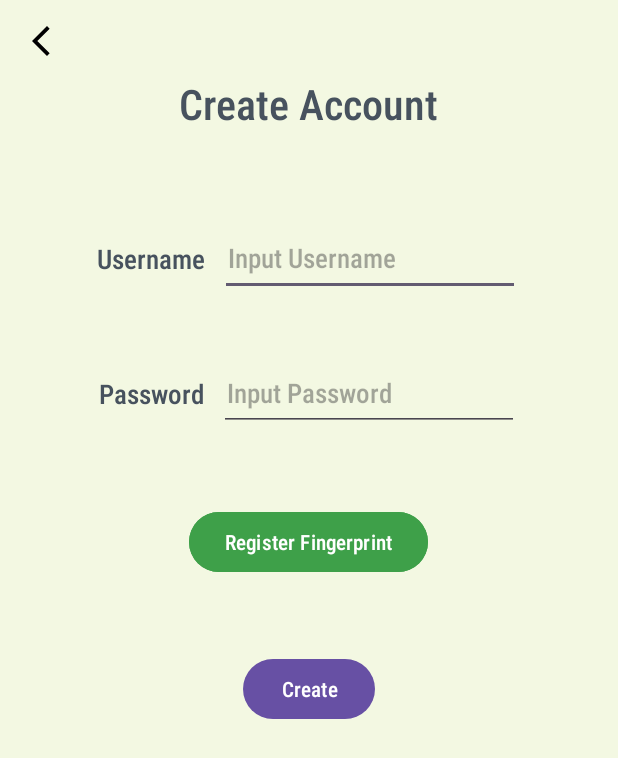
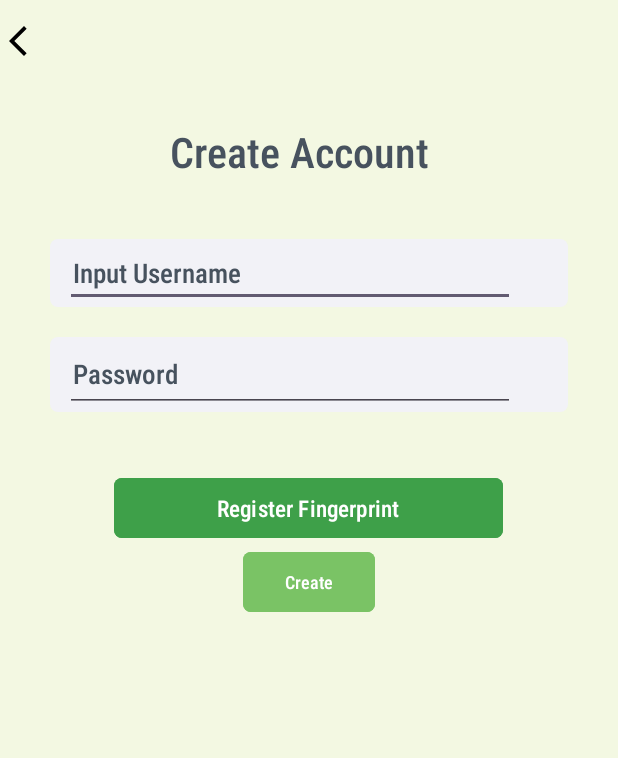
Before and after one commit to cheecheongfun/DSCP_grpA, an Android app: the RegistrationPage screen opened directly, with no data from a screen before it, on a phone screen of 412 x 824 dp. Shown: the top 758 px of the screen. Run offline under Robolectric (Android 15) with nearby library versions, the phone set to English and light mode, and no system bars; our stand-ins replace Firebase (no records; nobody signed in at launch, a user with empty details on screens opened directly).

Commit message:
Registration page UI update

```diff
--- a/App/GreenCycle/app/src/main/AndroidManifest.xml
+++ b/App/GreenCycle/app/src/main/AndroidManifest.xml
@@ -39,7 +39,7 @@
 
         <!-- Declaration for npk_value Activity -->
         <activity
-            android:name=".Fragments.NPKvalue.npk_value"
+            android:name=".NPKvalue.npk_value"
             android:exported="true" /> <!-- Set exported to true if this activity can be started from other apps or false if it is internal -->
     </application>
 
--- a/App/GreenCycle/app/src/main/java/sg/edu/np/mad/greencycle/Fragments/Home/HomeFragment.java
+++ b/App/GreenCycle/app/src/main/java/sg/edu/np/mad/greencycle/Fragments/Home/HomeFragment.java
@@ -14,9 +14,8 @@ import android.widget.ImageButton;
 import android.widget.TextView;
 
 import sg.edu.np.mad.greencycle.Classes.User;
-import sg.edu.np.mad.greencycle.FeedingLog.Feeding;
 import sg.edu.np.mad.greencycle.LiveData.TankSelection;
-import sg.edu.np.mad.greencycle.Fragments.NPKvalue.npk_value;
+import sg.edu.np.mad.greencycle.NPKvalue.npk_value;
 import sg.edu.np.mad.greencycle.R;
 
 public class HomeFragment extends Fragment {
--- a/App/GreenCycle/app/src/main/java/sg/edu/np/mad/greencycle/Fragments/NPKvalue/BalancedFragment.java
+++ b/App/GreenCycle/app/src/main/java/sg/edu/np/mad/greencycle/NPKvalue/BalancedFragment.java
@@ -1,4 +1,4 @@
-package sg.edu.np.mad.greencycle.Fragments.NPKvalue;
+package sg.edu.np.mad.greencycle.NPKvalue;
 
 import android.os.Bundle;
 
--- a/App/GreenCycle/app/src/main/java/sg/edu/np/mad/greencycle/Fragments/NPKvalue/HighNitrogenFragment.java
+++ b/App/GreenCycle/app/src/main/java/sg/edu/np/mad/greencycle/NPKvalue/HighNitrogenFragment.java
@@ -1,4 +1,4 @@
-package sg.edu.np.mad.greencycle.Fragments.NPKvalue;
+package sg.edu.np.mad.greencycle.NPKvalue;
 
 import android.os.Bundle;
 
--- a/App/GreenCycle/app/src/main/java/sg/edu/np/mad/greencycle/Fragments/NPKvalue/HighPhosphorousFragment.java
+++ b/App/GreenCycle/app/src/main/java/sg/edu/np/mad/greencycle/NPKvalue/HighPhosphorousFragment.java
@@ -1,4 +1,4 @@
-package sg.edu.np.mad.greencycle.Fragments.NPKvalue;
+package sg.edu.np.mad.greencycle.NPKvalue;
 
 import android.os.Bundle;
 
--- a/App/GreenCycle/app/src/main/java/sg/edu/np/mad/greencycle/Fragments/NPKvalue/HighPotassiumFragment.java
+++ b/App/GreenCycle/app/src/main/java/sg/edu/np/mad/greencycle/NPKvalue/HighPotassiumFragment.java
@@ -1,4 +1,4 @@
-package sg.edu.np.mad.greencycle.Fragments.NPKvalue;
+package sg.edu.np.mad.greencycle.NPKvalue;
 
 import android.os.Bundle;
 
--- a/App/GreenCycle/app/src/main/java/sg/edu/np/mad/greencycle/Fragments/NPKvalue/npk_value.java
+++ b/App/GreenCycle/app/src/main/java/sg/edu/np/mad/greencycle/NPKvalue/npk_value.java
@@ -1,10 +1,9 @@
-package sg.edu.np.mad.greencycle.Fragments.NPKvalue;
+package sg.edu.np.mad.greencycle.NPKvalue;
 
 import android.content.Intent;
 import android.os.Bundle;
 import android.view.View;
 import android.widget.Button;
-import android.widget.ImageButton;
 import android.widget.TextView;
 
 import androidx.activity.EdgeToEdge;
@@ -17,7 +16,6 @@ import androidx.fragment.app.FragmentManager;
 import androidx.fragment.app.FragmentTransaction;
 
 import sg.edu.np.mad.greencycle.Classes.User;
-import sg.edu.np.mad.greencycle.Fragments.Home.HomeFragment;
 import sg.edu.np.mad.greencycle.Fragments.MainActivity;
 import sg.edu.np.mad.greencycle.R;
 
--- a/App/GreenCycle/app/src/main/res/layout/fragment_balanced.xml
+++ b/App/GreenCycle/app/src/main/res/layout/fragment_balanced.xml
@@ -3,7 +3,7 @@
     xmlns:tools="http://schemas.android.com/tools"
     android:layout_width="match_parent"
     android:layout_height="match_parent"
-    tools:context=".Fragments.NPKvalue.BalancedFragment">
+    tools:context=".NPKvalue.BalancedFragment">
 
     <ScrollView
         android:layout_width="match_parent"
@@ -14,7 +14,7 @@
             android:layout_width="match_parent"
             android:layout_height="wrap_content"
             android:padding="16dp"
-            android:textSize="18sp"
+            android:textSize="16sp"
             android:textColor="@android:color/white"
             android:gravity="top" />
     </ScrollView>
--- a/App/GreenCycle/app/src/main/res/layout/fragment_high_nitrogen.xml
+++ b/App/GreenCycle/app/src/main/res/layout/fragment_high_nitrogen.xml
@@ -3,7 +3,7 @@
     xmlns:tools="http://schemas.android.com/tools"
     android:layout_width="match_parent"
     android:layout_height="match_parent"
-    tools:context=".Fragments.NPKvalue.HighNitrogenFragment">
+    tools:context=".NPKvalue.HighNitrogenFragment">
 
     <ScrollView
         android:layout_width="match_parent"
@@ -14,7 +14,7 @@
             android:layout_width="match_parent"
             android:layout_height="wrap_content"
             android:padding="16dp"
-            android:textSize="18sp"
+            android:textSize="16sp"
             android:textColor="@android:color/white"
             android:gravity="top" />
     </ScrollView>
--- a/App/GreenCycle/app/src/main/res/layout/fragment_high_phosphorous.xml
+++ b/App/GreenCycle/app/src/main/res/layout/fragment_high_phosphorous.xml
@@ -3,7 +3,7 @@
     xmlns:tools="http://schemas.android.com/tools"
     android:layout_width="match_parent"
     android:layout_height="match_parent"
-    tools:context=".Fragments.NPKvalue.HighPhosphorousFragment">
+    tools:context=".NPKvalue.HighPhosphorousFragment">
 
     <ScrollView
         android:layout_width="match_parent"
@@ -14,7 +14,7 @@
             android:layout_width="match_parent"
             android:layout_height="wrap_content"
             android:padding="16dp"
-            android:textSize="18sp"
+            android:textSize="16sp"
             android:textColor="@android:color/white"
             android:gravity="top" />
     </ScrollView>
--- a/App/GreenCycle/app/src/main/res/layout/fragment_high_potassium.xml
+++ b/App/GreenCycle/app/src/main/res/layout/fragment_high_potassium.xml
@@ -3,7 +3,7 @@
     xmlns:tools="http://schemas.android.com/tools"
     android:layout_width="match_parent"
     android:layout_height="match_parent"
-    tools:context=".Fragments.NPKvalue.HighPotassiumFragment">
+    tools:context=".NPKvalue.HighPotassiumFragment">
 
     <ScrollView
         android:layout_width="match_parent"
@@ -14,7 +14,7 @@
             android:layout_width="match_parent"
             android:layout_height="wrap_content"
             android:padding="16dp"
-            android:textSize="18sp"
+            android:textSize="16sp"
             android:textColor="@android:color/white"
             android:gravity="top" />
     </ScrollView>
--- a/App/GreenCycle/app/src/main/res/layout/login_page.xml
+++ b/App/GreenCycle/app/src/main/res/layout/login_page.xml
@@ -126,12 +126,12 @@
     <Button
         android:id="@+id/register"
         android:layout_width="wrap_content"
-        android:layout_height="35dp"
+        android:layout_height="wrap_content"
         android:layout_below="@+id/loginButton"
         android:layout_centerHorizontal="true"
         android:layout_marginTop="1dp"
         android:backgroundTint="@color/light_green"
-        android:text="Create Account"
+        android:text="New User?"
         android:textSize="12sp"
         app:cornerRadius="5dp" />
 
--- a/App/GreenCycle/app/src/main/res/layout/registration_page.xml
+++ b/App/GreenCycle/app/src/main/res/layout/registration_page.xml
@@ -13,91 +13,84 @@
         android:layout_height="wrap_content"
         android:drawableStart="@drawable/back_button"
         android:layout_marginTop="15dp"
-        android:layout_marginStart="15dp"
+
         android:theme="@style/DrawableTint" />
 
     <TextView
         android:id="@+id/Registertext"
         android:layout_width="wrap_content"
         android:layout_height="47dp"
+        android:layout_alignParentStart="true"
         android:layout_alignParentTop="true"
-        android:layout_marginTop="50dp"
+        android:layout_centerHorizontal="true"
+        android:layout_marginStart="113dp"
+        android:layout_marginTop="82dp"
         android:accessibilityLiveRegion="assertive"
+        android:fontFamily="sans-serif-condensed-medium"
         android:text="Create Account"
-        android:fontFamily="sans-serif-condensed-medium"
-        android:layout_centerHorizontal="true"
         android:textSize="28sp" />
 
     <RelativeLayout
         android:id="@+id/editName"
+        android:layout_width="345dp"
+        android:layout_height="wrap_content"
         android:layout_below="@id/Registertext"
-        android:layout_marginTop="50dp"
         android:layout_centerHorizontal="true"
-        android:layout_width="wrap_content"
-        android:layout_height="wrap_content">
+        android:layout_marginTop="30dp"
+        android:layout_marginEnd="30dp"
+        android:background="@drawable/greyrounded">
 
         <EditText
             android:id="@+id/registerusername"
-            android:layout_width="200dp"
-            android:layout_height="50dp"
+            android:layout_width="300dp"
+            android:layout_height="wrap_content"
+            android:layout_centerVertical="true"
             android:layout_marginStart="10dp"
-            android:layout_centerVertical="true"
-            android:layout_toEndOf="@id/textView2"
             android:ems="10"
             android:fontFamily="sans-serif-condensed-medium"
             android:hint="Input Username"
+            android:textColorHint="@color/textColour"
             android:inputType="text"
-            android:paddingStart="5dp"/>
+            android:textColor="@color/textColour"
+            android:paddingStart="5dp" />
 
-        <TextView
-            android:id="@+id/textView2"
-            android:layout_width="wrap_content"
-            android:layout_centerVertical="true"
-            android:layout_height="wrap_content"
-            android:fontFamily="sans-serif-condensed-medium"
-            android:text="Username"
-            android:textSize="18sp" />
     </RelativeLayout>
 
     <RelativeLayout
         android:id="@+id/editPass"
         android:layout_below="@id/editName"
-        android:layout_marginTop="40dp"
+        android:layout_marginTop="20dp"
         android:layout_centerHorizontal="true"
-        android:layout_width="wrap_content"
-        android:layout_height="wrap_content">
+        android:layout_width="345dp"
+        android:layout_height="wrap_content"
+        android:background="@drawable/greyrounded">
 
         <EditText
             android:id="@+id/registerpassword"
-            android:layout_width="200dp"
+            android:layout_width="300dp"
             android:layout_height="50dp"
             android:layout_marginStart="10dp"
-            android:layout_toEndOf="@id/textView3"
             android:ems="10"
             android:fontFamily="sans-serif-condensed-medium"
-            android:hint="Input Password"
+            android:hint="Password"
+            android:textColorHint="@color/textColour"
             android:inputType="text"
-            android:paddingStart="5dp"/>
+            android:paddingStart="5dp"
+            android:textColor="@color/textColour" />
 
-        <TextView
-            android:id="@+id/textView3"
-            android:layout_width="wrap_content"
-            android:layout_centerVertical="true"
-            android:layout_height="wrap_content"
-            android:fontFamily="sans-serif-condensed-medium"
-            android:text="Password"
-            android:textSize="18sp" />
     </RelativeLayout>
 
     <Button
         android:id="@+id/registerFingerprint"
-        android:layout_width="wrap_content"
+        android:layout_width="259dp"
         android:layout_height="wrap_content"
-        android:layout_below="@id/editPass"
-        android:layout_marginTop="50dp"
+        android:layout_below="@+id/editPass"
         android:layout_centerHorizontal="true"
+        android:layout_marginTop="40dp"
         android:backgroundTint="@color/mid_green"
-        android:text="Register Fingerprint" />
+        android:text="Register Fingerprint"
+        android:textSize="15sp"
+        app:cornerRadius="5dp" />
 
     <TextView
         android:id="@+id/authStatus"
@@ -115,7 +108,11 @@
         android:layout_width="wrap_content"
         android:layout_height="wrap_content"
         android:layout_below="@id/registerFingerprint"
-        android:layout_marginTop="50dp"
         android:layout_centerHorizontal="true"
-        android:text="Create" />
+        android:layout_marginTop="1dp"
+        android:backgroundTint="@color/light_green"
+        android:text="Create"
+        android:textSize="12sp"
+        app:cornerRadius="5dp" />
+
 </RelativeLayout>
```
